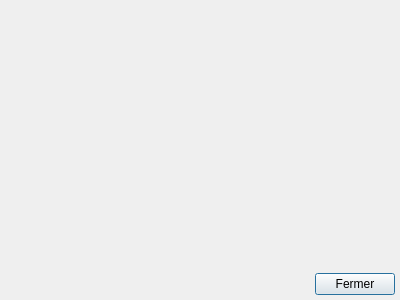
introlab/opentera, file teraplus/client/src/BaseDialog.ui: the form before one commit.
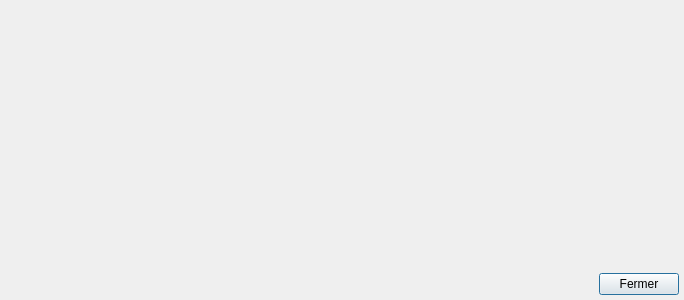
The form after the commit.

Patch:
```diff
--- a/teraplus/client/src/BaseDialog.ui
+++ b/teraplus/client/src/BaseDialog.ui
@@ -9,7 +9,7 @@
    <rect>
     <x>0</x>
     <y>0</y>
-    <width>400</width>
+    <width>684</width>
     <height>300</height>
    </rect>
   </property>
@@ -24,7 +24,7 @@
   </property>
   <layout class="QVBoxLayout" name="verticalLayout">
    <property name="spacing">
-    <number>-1</number>
+    <number>6</number>
    </property>
    <property name="leftMargin">
     <number>5</number>
```
